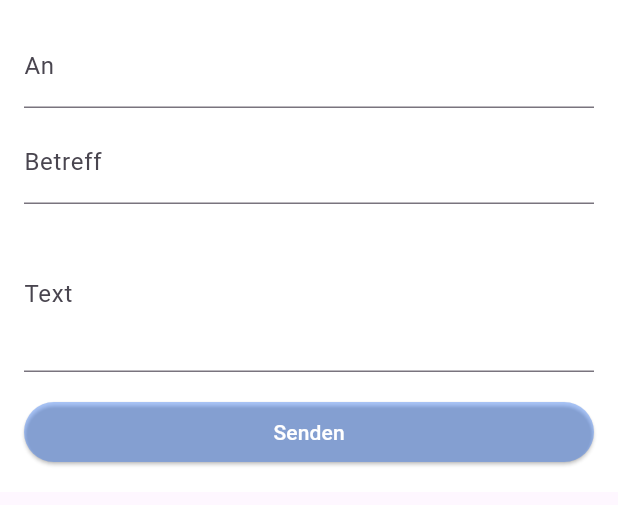
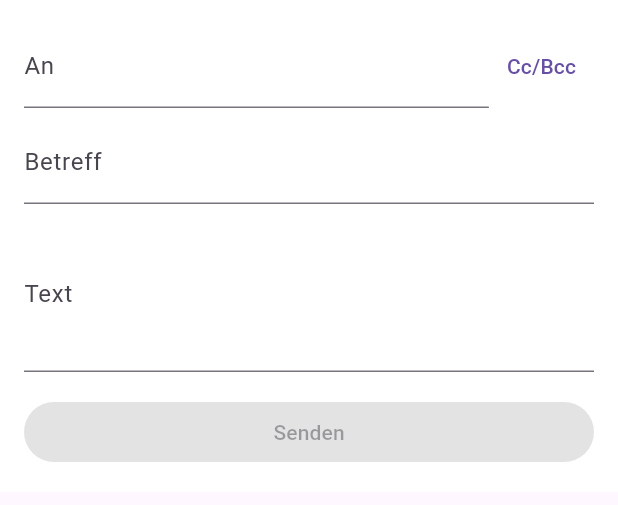
Before and after one commit to kreiseck-at/kreiseck_chat, a Flutter app: the MailComposer widget shown alone on an empty page, opened directly with empty values, on a phone screen of 412 x 824 dp. Shown: the top 505 px of the screen. Run offline on Flutter 3.47's test engine with Material 3 defaults, Android fonts, the phone set to English and light mode, and no system bars; our stand-ins replace cached_network_image.

```diff
--- a/lib/kreiseck_chat.dart
+++ b/lib/kreiseck_chat.dart
@@ -32,6 +32,7 @@ export 'src/mail_address.dart';
 export 'src/mail_body_request.dart';
 export 'src/mail_draft.dart';
 export 'src/mail_models.dart';
+export 'src/mail_thread_view.dart';
 export 'src/mail_theme.dart';
 export 'src/message_bubble.dart';
 export 'src/models.dart';
--- a/lib/src/mail_composer.dart
+++ b/lib/src/mail_composer.dart
@@ -1,36 +1,36 @@
 import 'package:flutter/material.dart';
 
 import 'chat_strings.dart';
+import 'mail_address.dart';
+import 'mail_draft.dart';
 import 'mail_theme.dart';
 
-/// A composer for a new mail: recipient, subject and body fields plus a
-/// send button.
+/// Writes a mail: recipients, copy and blind copy, subject, body and
+/// attachments.
 ///
-/// The send button is disabled while the recipient or body field is empty.
+/// The composer owns the text fields but not the mail — it starts from a
+/// [MailDraft] and hands a complete one back through [onSend], so a host has
+/// one value to deal with instead of a handful of strings, and reply,
+/// reply-all and forward differ only in the draft they start from.
 class MailComposer extends StatefulWidget {
-  /// Creates a mail composer that calls [onSend] with the entered
-  /// recipient, subject and body.
+  /// Creates a composer for [draft].
   const MailComposer({
     super.key,
     required this.onSend,
-    this.initialTo = '',
-    this.initialSubject = '',
-    this.initialBody = '',
+    this.draft = const MailDraft(),
     this.theme = const MailTheme.light(),
     this.strings,
+    this.onPickAttachment,
+    this.onRemoveAttachmentAt,
+    this.sending = false,
+    this.errorText,
   });
 
-  /// Called with (to, subject, body) when the user submits the mail.
-  final void Function(String to, String subject, String body) onSend;
+  /// Called with the finished draft when the user sends.
+  final void Function(MailDraft draft) onSend;
 
-  /// Initial value of the recipient field.
-  final String initialTo;
-
-  /// Initial value of the subject field.
-  final String initialSubject;
-
-  /// Initial value of the body field.
-  final String initialBody;
+  /// What the composer starts from — recipients, subject, quoted original.
+  final MailDraft draft;
 
   /// Visual configuration; defaults to [MailTheme.light].
   final MailTheme theme;
@@ -39,48 +39,84 @@ class MailComposer extends StatefulWidget {
   /// ambient locale (see [ChatStrings.of]).
   final ChatStrings? strings;
 
+  /// Called when the user wants to attach a file. Picking files is the
+  /// host's business — this package neither reads disks nor uploads. Null
+  /// hides the attach button.
+  final VoidCallback? onPickAttachment;
+
+  /// Called with the index of an attachment the user removed.
+  final void Function(int index)? onRemoveAttachmentAt;
+
+  /// Whether a send is in flight — disables the button and shows a spinner.
+  final bool sending;
+
+  /// Why the last send failed. Shown above the button; the text the user
+  /// typed stays where it is.
+  final String? errorText;
+
   @override
   State<MailComposer> createState() => _MailComposerState();
 }
 
 class _MailComposerState extends State<MailComposer> {
-  late final TextEditingController _toController;
-  late final TextEditingController _subjectController;
-  late final TextEditingController _bodyController;
+  late final TextEditingController _to;
+  late final TextEditingController _cc;
+  late final TextEditingController _bcc;
+  late final TextEditingController _subject;
+  late final TextEditingController _body;
+
+  /// Copy fields stay out of the way until they are needed — most mails
+  /// never use them.
+  bool _kopieOffen = false;
 
   @override
   void initState() {
     super.initState();
-    _toController = TextEditingController(text: widget.initialTo);
-    _subjectController = TextEditingController(text: widget.initialSubject);
-    _bodyController = TextEditingController(text: widget.initialBody);
-    _toController.addListener(_onChanged);
-    _bodyController.addListener(_onChanged);
+    _to = TextEditingController(text: _joined(widget.draft.to));
+    _cc = TextEditingController(text: _joined(widget.draft.cc));
+    _bcc = TextEditingController(text: _joined(widget.draft.bcc));
+    _subject = TextEditingController(text: widget.draft.subject);
+    _body = TextEditingController(text: widget.draft.body);
+    _kopieOffen = widget.draft.cc.isNotEmpty || widget.draft.bcc.isNotEmpty;
+    _to.addListener(_geaendert);
+    _body.addListener(_geaendert);
   }
 
   @override
   void dispose() {
-    _toController.dispose();
-    _subjectController.dispose();
-    _bodyController.dispose();
+    _to.dispose();
+    _cc.dispose();
+    _bcc.dispose();
+    _subject.dispose();
+    _body.dispose();
     super.dispose();
   }
 
-  void _onChanged() {
-    setState(() {});
-  }
+  void _geaendert() => setState(() {});
 
-  bool get _canSend =>
-      _toController.text.trim().isNotEmpty &&
-      _bodyController.text.trim().isNotEmpty;
+  static String _joined(List<MailAddress> a) => a.map((x) => x.email).join(', ');
 
-  void _submit() {
-    if (!_canSend) return;
-    widget.onSend(
-      _toController.text.trim(),
-      _subjectController.text.trim(),
-      _bodyController.text,
-    );
+  /// Kommagetrennte Eingabe zu Adressen. Was keine Adresse ist, fällt weg —
+  /// der Server prüft ohnehin noch einmal.
+  static List<MailAddress> _parsed(String raw) => [
+        for (final teil in raw.split(RegExp(r'[,;]')))
+          ?MailAddress.parse(teil.trim()),
+      ];
+
+  bool get _kannSenden =>
+      !widget.sending &&
+      _parsed(_to.text).isNotEmpty &&
+      (_body.text.trim().isNotEmpty || widget.draft.attachments.isNotEmpty);
+
+  void _senden() {
+    if (!_kannSenden) return;
+    widget.onSend(widget.draft.copyWith(
+      to: _parsed(_to.text),
+      cc: _parsed(_cc.text),
+      bcc: _parsed(_bcc.text),
+      subject: _subject.text.trim(),
+      body: _body.text,
+    ));
   }
 
   @override
@@ -95,36 +131,110 @@ class _MailComposerState extends State<MailComposer> {
           crossAxisAlignment: CrossAxisAlignment.stretch,
           mainAxisSize: MainAxisSize.min,
           children: [
-            TextField(
-              controller: _toController,
+            Row(
+              children: [
+                Expanded(
+                  child: TextField(
+                    controller: _to,
                     key: const ValueKey('mail-to'),
                     decoration: InputDecoration(labelText: strings.to),
                   ),
+                ),
+                if (!_kopieOffen)
+                  TextButton(
+                    key: const ValueKey('mail-cc-toggle'),
+                    onPressed: () => setState(() => _kopieOffen = true),
+                    child: Text('${strings.cc}/${strings.bcc}'),
+                  ),
+              ],
+            ),
+            if (_kopieOffen) ...[
               const SizedBox(height: 8),
               TextField(
-              controller: _subjectController,
+                controller: _cc,
+                key: const ValueKey('mail-cc'),
+                decoration: InputDecoration(labelText: strings.cc),
+              ),
+              const SizedBox(height: 8),
+              TextField(
+                controller: _bcc,
+                key: const ValueKey('mail-bcc'),
+                decoration: InputDecoration(labelText: strings.bcc),
+              ),
+            ],
+            const SizedBox(height: 8),
+            TextField(
+              controller: _subject,
               key: const ValueKey('mail-subject'),
               decoration: InputDecoration(labelText: strings.subject),
             ),
             const SizedBox(height: 8),
             TextField(
-              controller: _bodyController,
+              controller: _body,
               key: const ValueKey('mail-body'),
               minLines: 3,
               maxLines: 10,
               decoration: InputDecoration(labelText: strings.body),
             ),
+            if (widget.draft.attachments.isNotEmpty) ...[
+              const SizedBox(height: 12),
+              Wrap(
+                spacing: 8,
+                runSpacing: 8,
+                children: [
+                  for (final (i, a) in widget.draft.attachments.indexed)
+                    Chip(
+                      key: ValueKey('mail-attachment-$i'),
+                      avatar: const Icon(Icons.attach_file, size: 16),
+                      label: Text(a.name),
+                      backgroundColor: theme.background,
+                      labelStyle: TextStyle(color: theme.textColor),
+                      onDeleted: widget.onRemoveAttachmentAt == null
+                          ? null
+                          : () => widget.onRemoveAttachmentAt!(i),
+                    ),
+                ],
+              ),
+            ],
+            if (widget.errorText != null) ...[
+              const SizedBox(height: 12),
+              Text(
+                widget.errorText!,
+                key: const ValueKey('mail-error'),
+                style: const TextStyle(color: Color(0xFFB5374A), fontSize: 12),
+              ),
+            ],
             const SizedBox(height: 16),
-            ElevatedButton(
+            Row(
+              children: [
+                if (widget.onPickAttachment != null)
+                  IconButton(
+                    key: const ValueKey('mail-attach'),
+                    onPressed: widget.sending ? null : widget.onPickAttachment,
+                    icon: const Icon(Icons.attach_file),
+                    color: theme.accentColor,
+                  ),
+                Expanded(
+                  child: ElevatedButton(
                     key: const ValueKey('mail-send'),
-              onPressed: _submit,
+                    onPressed: _kannSenden ? _senden : null,
                     style: ElevatedButton.styleFrom(
-                backgroundColor: _canSend
+                      backgroundColor: _kannSenden
                           ? theme.accentColor
                           : theme.accentColor.withValues(alpha: 0.4),
                       foregroundColor: Colors.white,
                     ),
-              child: Text(strings.send),
+                    child: widget.sending
+                        ? const SizedBox(
+                            width: 16,
+                            height: 16,
+                            child: CircularProgressIndicator(
+                                strokeWidth: 2, color: Colors.white),
+                          )
+                        : Text(strings.send),
+                  ),
+                ),
+              ],
             ),
           ],
         ),
--- a/lib/src/mail_theme.dart
+++ b/lib/src/mail_theme.dart
@@ -1,4 +1,6 @@
 import 'package:flutter/material.dart';
+
+import 'chat_theme.dart';
 
 /// Visual configuration for the mail widgets in this package.
 ///
@@ -30,6 +32,17 @@ class MailTheme {
   /// Accent color, e.g. for the send/reply button.
   final Color accentColor;
 
+  /// Derives the mail colors from a [ChatTheme], so a host that already
+  /// styled its chat gets a matching mail view without configuring anything
+  /// twice.
+  factory MailTheme.fromChat(ChatTheme chat) => MailTheme(
+        background: chat.colors.background,
+        surfaceColor: chat.colors.composer,
+        textColor: chat.colors.incomingText,
+        unreadDot: chat.colors.accent,
+        accentColor: chat.colors.accent,
+      );
+
   /// A light color scheme suitable as a sensible default.
   const factory MailTheme.light() = MailTheme._light;
 
--- a/pubspec.yaml
+++ b/pubspec.yaml
@@ -1,6 +1,6 @@
 name: kreiseck_chat
 description: "Reusable, backend-agnostic chat UI widgets and models for Flutter apps."
-version: 0.15.0
+version: 0.16.0
 repository: https://github.com/kreiseck/kreiseck_chat
 homepage: https://github.com/kreiseck/kreiseck_chat
 topics:
```
Also changed, not shown: lib/src/mail_thread_view.dart (added, +159 -0 lines), 4 other files. Lines whose indentation alone changed are shown as unchanged.
